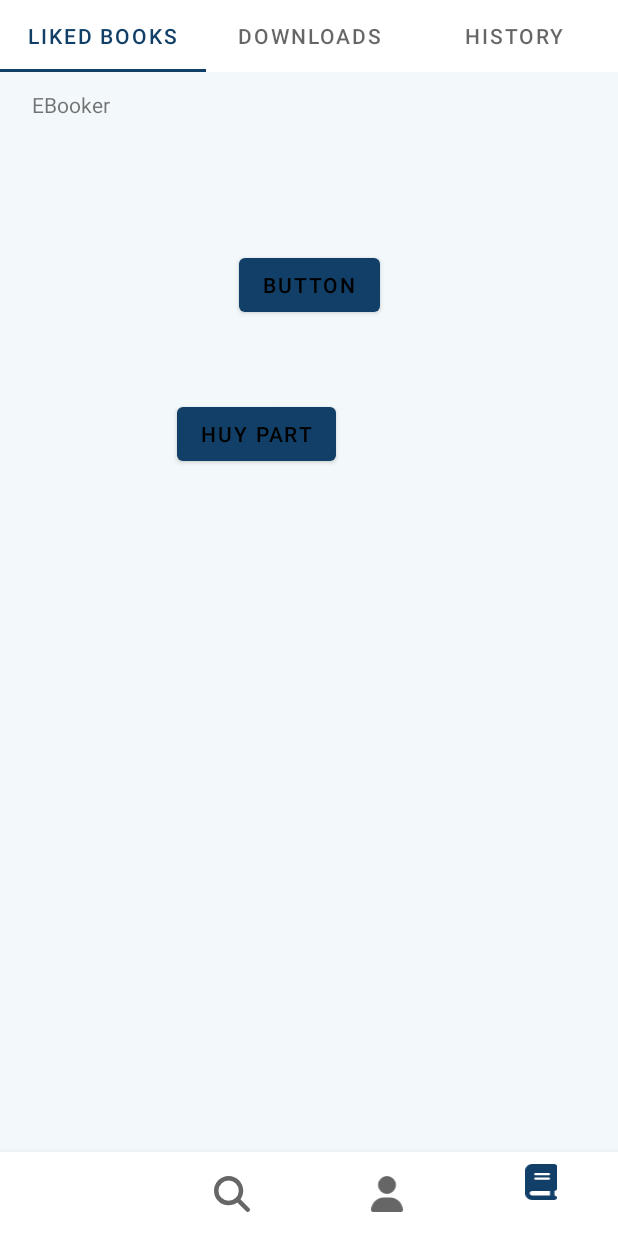
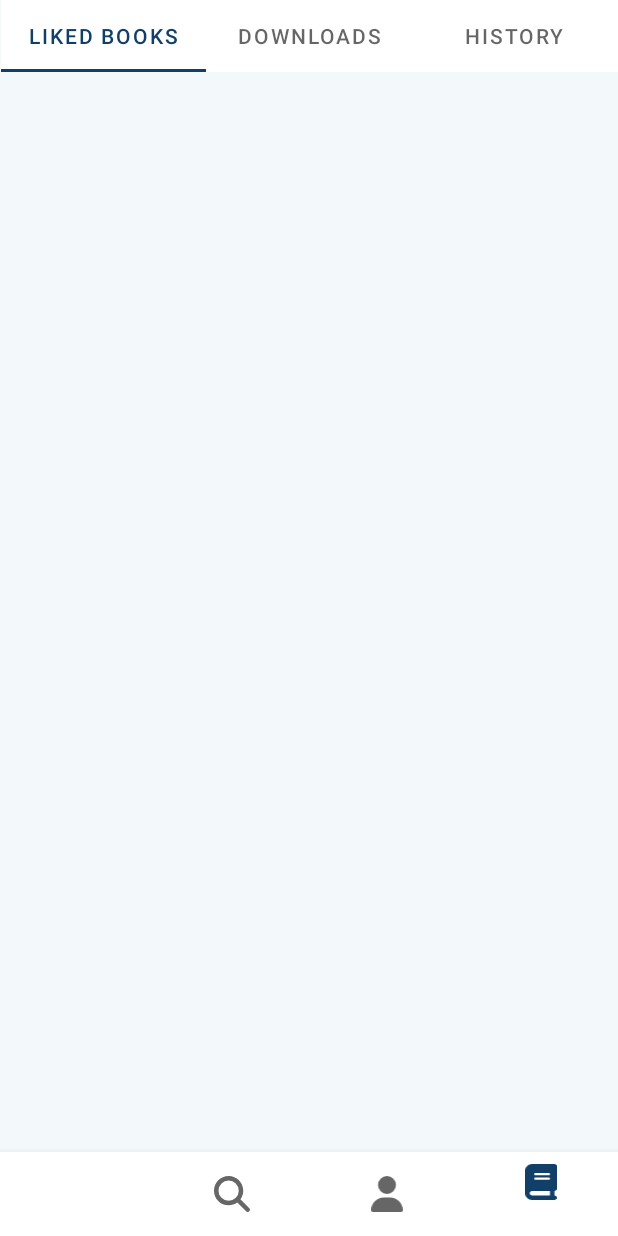
Before and after one commit to NguyenQuang179/HMQL_Mobile_20KTPM1_EBookApp, an Android app: the screen it shows after launch (MainActivity), item 4 of the bottom bar chosen, on a phone screen of 412 x 824 dp. Run offline under Robolectric (Android 15) with nearby library versions, the phone set to English and light mode, and no system bars.

Commit message:
Update Home Fragment With Bottom Nav

```diff
--- a/app/build.gradle
+++ b/app/build.gradle
@@ -35,21 +35,15 @@ android {
 dependencies {
     implementation 'androidx.core:core-ktx:1.7.0'
     implementation 'androidx.appcompat:appcompat:1.6.1'
-    implementation 'com.google.android.material:material:1.8.0'
+    implementation 'com.google.android.material:material:1.7.0'
     implementation 'androidx.constraintlayout:constraintlayout:2.1.4'
     implementation 'com.itextpdf:itextg:5.5.10'
     testImplementation 'junit:junit:4.13.2'
     androidTestImplementation 'androidx.test.ext:junit:1.1.5'
     androidTestImplementation 'androidx.test.espresso:espresso-core:3.5.1'
 
-
     //Huy
     implementation "androidx.viewpager:viewpager:1.0.0"
-
-
-
-    // Java language implementation
-    implementation("androidx.fragment:fragment:1.5.6")
     // Kotlin
     implementation("androidx.fragment:fragment-ktx:1.5.6")
 
--- a/app/src/main/java/com/example/hmql_ebookapp/MainActivity.kt
+++ b/app/src/main/java/com/example/hmql_ebookapp/MainActivity.kt
@@ -1,13 +1,12 @@
 package com.example.hmql_ebookapp
 
 import android.annotation.SuppressLint
-import android.content.Intent
 import androidx.appcompat.app.AppCompatActivity
 import android.os.Bundle
-import android.widget.Button
 import android.widget.Toast
 import androidx.fragment.app.add
 import androidx.fragment.app.commit
+import androidx.fragment.app.replace
 import com.google.android.material.navigation.NavigationBarView
 
 class MainActivity : AppCompatActivity() {
@@ -16,27 +15,22 @@ class MainActivity : AppCompatActivity() {
         super.onCreate(savedInstanceState)
         setContentView(R.layout.activity_main)
 
-        var btn = findViewById<Button>(R.id.button);
-        btn.setOnClickListener({
-            var intent = Intent(this, searchActivity::class.java)
-            startActivity(intent);
-        })
-
-        var huybtn = findViewById<Button>(R.id.huyButton);
-        huybtn.setOnClickListener({
-            supportFragmentManager.commit {
-                setReorderingAllowed(true)
-                add<MyBooksFragment>(R.id.fragment_container_view)
-            }
-        })
-
-
-            val navBar = findViewById<NavigationBarView>(R.id.bottom_navigation)
+        supportFragmentManager.commit {
+            add<HomeFragment>(R.id.fragment_container_view)
+            setReorderingAllowed(true)
+            addToBackStack("name") // name can be null
+        }
+        val navBar = findViewById<NavigationBarView>(R.id.bottom_navigation)
         //Bottom Navigation Menu
             navBar.setOnItemSelectedListener{ item ->
             when(item.itemId) {
                 R.id.item_1 -> {
                     // Respond to navigation item 1 click
+                    supportFragmentManager.commit {
+                        replace<HomeFragment>(R.id.fragment_container_view)
+                        setReorderingAllowed(true)
+                        addToBackStack("name") // name can be null
+                    }
                     true
                 }
                 R.id.item_2 -> {
@@ -53,7 +47,7 @@ class MainActivity : AppCompatActivity() {
                     // Respond to navigation item 2 click
                     //setCurrentFragment(Fragment01())
                     supportFragmentManager.commit {
-                        add<MyBooksFragment>(R.id.fragment_container_view)
+                        replace<MyBooksFragment>(R.id.fragment_container_view)
                         setReorderingAllowed(true)
                         addToBackStack("name") // name can be null
                     }
--- a/app/src/main/java/com/example/hmql_ebookapp/MyBooksFragment.kt
+++ b/app/src/main/java/com/example/hmql_ebookapp/MyBooksFragment.kt
@@ -47,16 +47,13 @@ class MyBooksFragment : Fragment() {
 
         val tabLayout = view.findViewById<TabLayout>(R.id.myBooksTabFragmentLayout)
         tabLayout.addOnTabSelectedListener(object : TabLayout.OnTabSelectedListener {
-
             override fun onTabSelected(tab: TabLayout.Tab?) {
                 // Handle tab select
                 Toast.makeText(view.context, tab.toString(), Toast.LENGTH_LONG).show()
             }
-
             override fun onTabReselected(tab: TabLayout.Tab?) {
                 // Handle tab reselect
             }
-
             override fun onTabUnselected(tab: TabLayout.Tab?) {
                 // Handle tab unselect
             }
--- a/app/src/main/res/layout/activity_main.xml
+++ b/app/src/main/res/layout/activity_main.xml
@@ -6,47 +6,16 @@
     android:layout_height="match_parent"
     tools:context=".MainActivity">
 
-
-
-    <TextView
-        android:id="@+id/eBooker"
-        android:layout_width="wrap_content"
-        android:layout_height="wrap_content"
-        android:layout_marginStart="21dp"
-        android:layout_marginTop="60dp"
-        android:text="EBooker"
-        app:layout_constraintStart_toStartOf="parent"
-        app:layout_constraintTop_toTopOf="parent" />
-
-    <Button
-        android:id="@+id/button"
-        android:layout_width="wrap_content"
-        android:layout_height="wrap_content"
-        android:layout_marginBottom="51dp"
-        android:text="Button"
-        app:layout_constraintBottom_toTopOf="@+id/huyButton"
-        app:layout_constraintEnd_toEndOf="parent"
-        app:layout_constraintStart_toStartOf="parent" />
-
-    <Button
-        android:id="@+id/huyButton"
-        android:layout_width="wrap_content"
-        android:layout_height="wrap_content"
-        android:layout_marginTop="265dp"
-        android:layout_marginEnd="29dp"
-        android:text="Huy Part"
-        app:layout_constraintEnd_toEndOf="@+id/button"
-        app:layout_constraintTop_toTopOf="parent" />
-
-<!--    Fragment View-->
+    <!--    Fragment View-->
     <androidx.fragment.app.FragmentContainerView
         android:id="@+id/fragment_container_view"
         android:layout_width="match_parent"
         android:layout_height="match_parent"
-        tools:layout_editor_absoluteX="-16dp"
-        tools:layout_editor_absoluteY="0dp"
-        android:name="com.example.hmql_ebookapp.MyBooksFragment"
-        tools:layout="@layout/activity_main" />
+        app:layout_constraintBottom_toBottomOf="parent"
+        app:layout_constraintEnd_toEndOf="parent"
+        app:layout_constraintStart_toStartOf="parent"
+        app:layout_constraintTop_toTopOf="parent"
+        tools:layout="@layout/fragment_home" />
     <!--    Bottom Navigation Bar-->
     <com.google.android.material.bottomnavigation.BottomNavigationView
         android:id="@+id/bottom_navigation"
--- a/app/src/main/res/layout/fragment_home.xml
+++ b/app/src/main/res/layout/fragment_home.xml
@@ -87,7 +87,7 @@
                 android:layout_marginEnd="16dp"
                 android:contentDescription="User Avatar"
                 android:padding="0dp"
-                android:scaleType="fitCenter"
+                android:scaleType="centerInside"
                 app:layout_constraintEnd_toEndOf="parent"
                 app:layout_constraintTop_toTopOf="parent"
                 tools:src="@tools:sample/avatars" />
--- a/app/src/main/res/layout/fragment_my_books.xml
+++ b/app/src/main/res/layout/fragment_my_books.xml
@@ -1,38 +1,43 @@
 <?xml version="1.0" encoding="utf-8"?>
-<FrameLayout xmlns:android="http://schemas.android.com/apk/res/android"
+<androidx.constraintlayout.widget.ConstraintLayout xmlns:android="http://schemas.android.com/apk/res/android"
+    xmlns:app="http://schemas.android.com/apk/res-auto"
     xmlns:tools="http://schemas.android.com/tools"
+    android:id="@+id/frameLayout"
     android:layout_width="match_parent"
     android:layout_height="match_parent"
-    xmlns:app="http://schemas.android.com/apk/res-auto"
     tools:context=".MyBooksFragment">
 
     <!-- TODO: Update blank fragment layout -->
-    <TextView
-        android:layout_width="match_parent"
-        android:layout_height="match_parent"
-        android:text="@string/hello_blank_fragment" />
 
     <com.google.android.material.tabs.TabLayout
         android:id="@+id/myBooksTabFragmentLayout"
-        android:layout_width="match_parent"
-        android:layout_height="wrap_content"
+        android:layout_width="411dp"
+        android:layout_height="48dp"
+        app:layout_constraintEnd_toEndOf="parent"
+        app:layout_constraintHorizontal_bias="0.5"
+        app:layout_constraintStart_toStartOf="parent"
+        app:layout_constraintTop_toTopOf="parent"
         app:tabMode="fixed">
 
         <com.google.android.material.tabs.TabItem
             android:layout_width="wrap_content"
             android:layout_height="wrap_content"
-            android:text="@string/tab1"
-            />
+            android:text="@string/tab1" />
 
         <com.google.android.material.tabs.TabItem
             android:layout_width="wrap_content"
             android:layout_height="wrap_content"
-            android:text="Downloads"
-            />
+            android:text="Downloads" />
+
         <com.google.android.material.tabs.TabItem
             android:layout_width="wrap_content"
             android:layout_height="wrap_content"
-            android:text="History"
-            />
+            android:text="History" />
     </com.google.android.material.tabs.TabLayout>
-</FrameLayout>
+
+    <androidx.viewpager2.widget.ViewPager2
+        android:layout_width="match_parent"
+        android:layout_height="match_parent">
+
+    </androidx.viewpager2.widget.ViewPager2>
+</androidx.constraintlayout.widget.ConstraintLayout>
```
